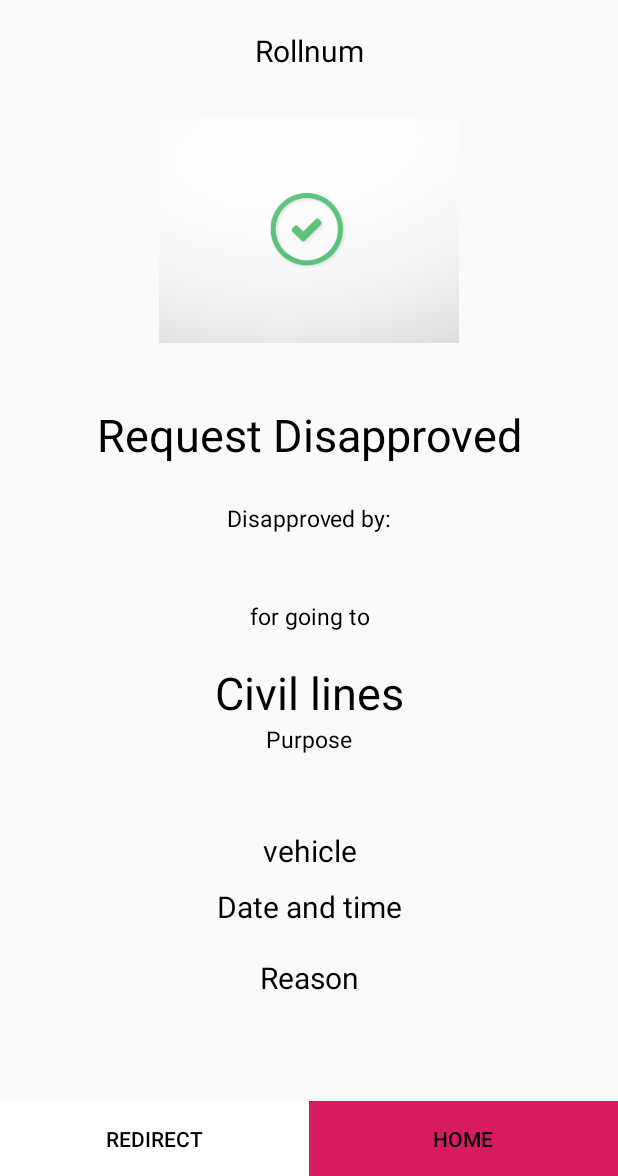
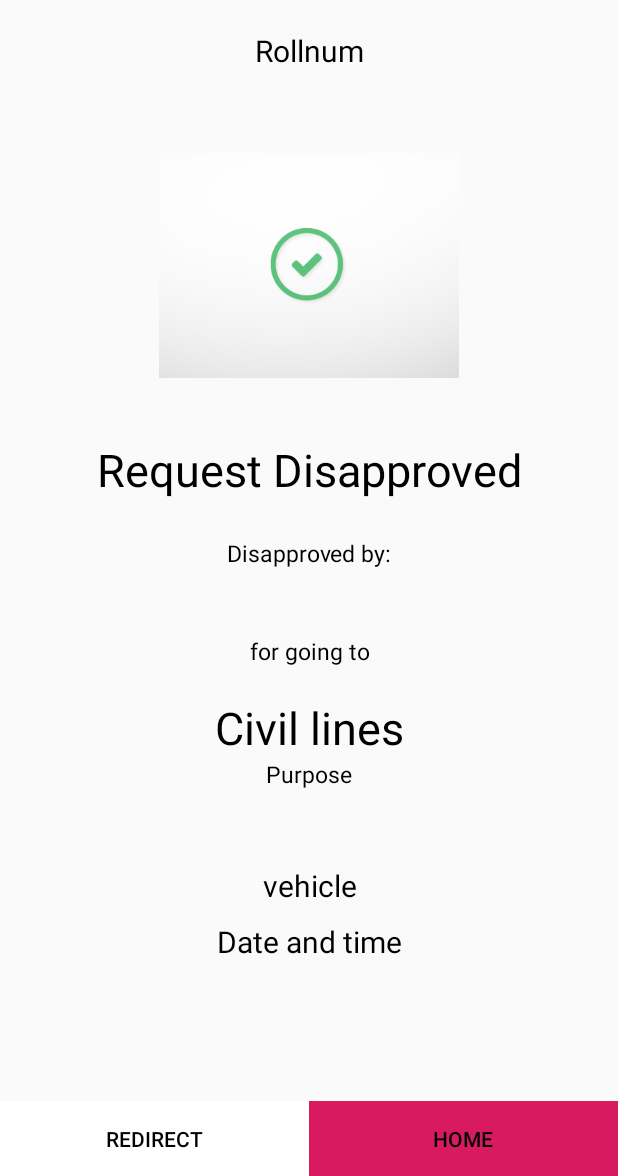
Before and after one commit to BabesGotByte/Outpass2, an Android app: the layout rejected.xml on its own in the app's theme, with its tools: preview values and no code run, on a phone screen of 412 x 824 dp, the part 60-1236 px from its top. Run offline under Robolectric (Android 15) with nearby library versions, the light colour scheme and no system bars; plain views replace GifImageView.

Commit message:
reason removed

```diff
--- a/app/src/main/res/layout/rejected.xml
+++ b/app/src/main/res/layout/rejected.xml
@@ -141,17 +141,6 @@
             tools:layout_editor_absoluteX="77dp"
             tools:layout_editor_absoluteY="327dp" />
 
-        <TextView
-        android:id="@+id/reason"
-        android:layout_width="match_parent"
-        android:layout_height="wrap_content"
-        android:layout_marginTop="20dp"
-        android:gravity="center"
-        android:text="Reason"
-        android:textColor="#000000"
-        android:textSize="20dp"
-        tools:layout_editor_absoluteX="77dp"
-        tools:layout_editor_absoluteY="327dp" />
 
     </LinearLayout>
 
```
